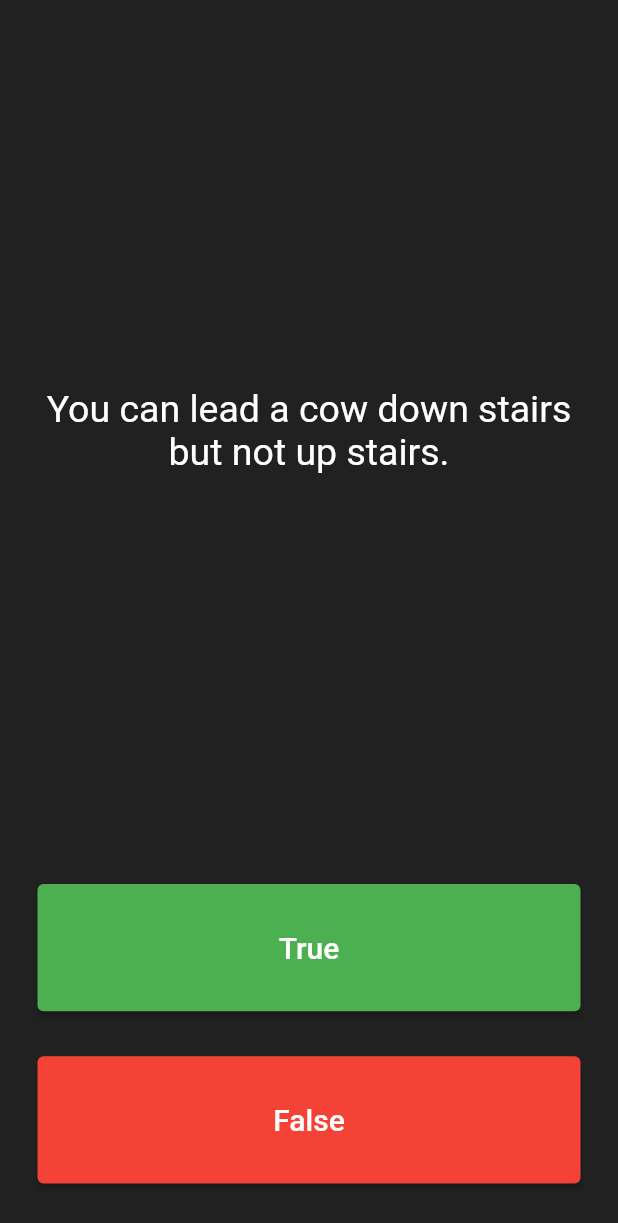
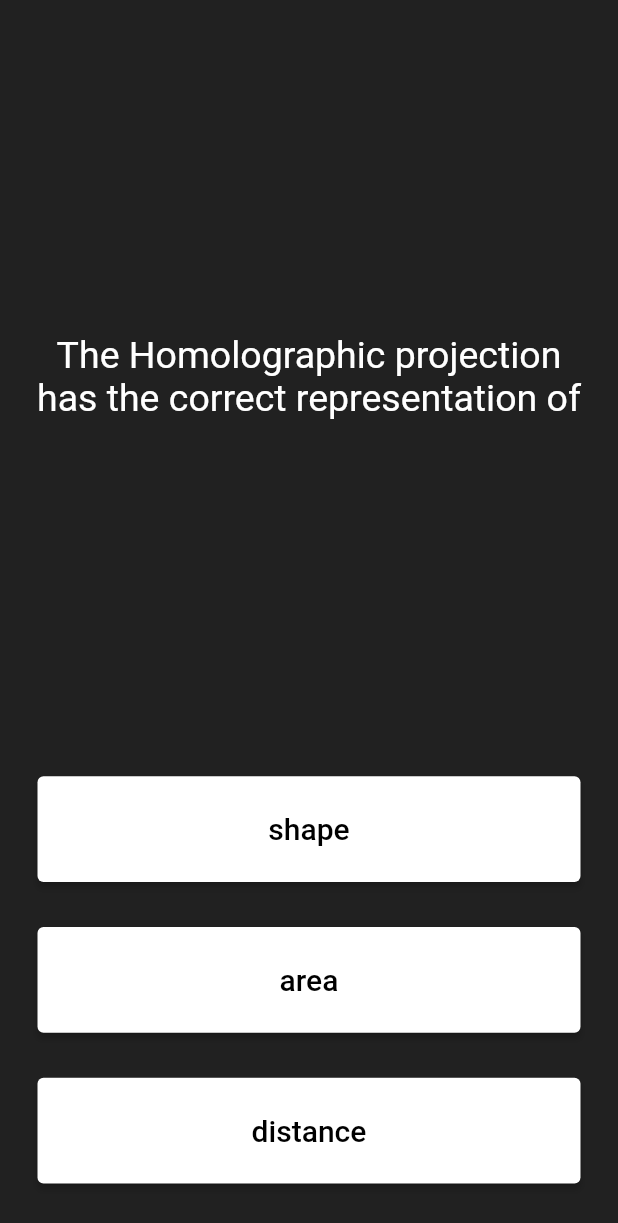
Before and after one commit to SanjibLimbu/quizz_app_flutter, a Flutter app: the screen it shows after launch, on a phone screen of 412 x 824 dp. Shown: the top 1223 px of the screen. Run offline on Flutter 3.47's test engine with Material 2 defaults, Android fonts, the phone set to English and light mode, and no system bars.

Commit message:
multiple options added

```diff
--- a/lib/main.dart
+++ b/lib/main.dart
@@ -35,8 +35,8 @@ class _QuizPageState extends State<QuizPage> {
   List<Widget> scoreKeeper = [];
   int score = 0;
 
-  void checkAnswer(bool userPickedAnswer) {
-    bool coreectAnswer = quizBrain.getQuestionAnswer();
+  void checkAnswer(String userPickedAnswer) {
+    String coreectAnswer = quizBrain.getQuestionAnswer().toString();
 
     setState(() {
       if (quizBrain.isFinished() == true) {
@@ -76,7 +76,8 @@ class _QuizPageState extends State<QuizPage> {
                 ],
               );
             });
-      } else {
+      }
+      // ignore: unrelated_type_equality_checks
       if (userPickedAnswer == coreectAnswer) {
         scoreKeeper.add(
           const Icon(
@@ -92,7 +93,6 @@ class _QuizPageState extends State<QuizPage> {
             color: Colors.red,
           ),
         );
-        }
       }
 
       quizBrain.nextQuestion();
@@ -126,16 +126,18 @@ class _QuizPageState extends State<QuizPage> {
             padding: const EdgeInsets.all(15.0),
             child: ElevatedButton(
               style: ElevatedButton.styleFrom(
-                  backgroundColor: Colors.green, foregroundColor: Colors.white),
-              child: const Text(
-                'True',
-                style: TextStyle(
-                  color: Colors.white,
+                backgroundColor: Colors.white,
+                foregroundColor: Colors.black,
+              ),
+              child: Text(
+                quizBrain.getOptions()["option_one"],
+                style: const TextStyle(
+                  color: Colors.black,
                   fontSize: 20.0,
                 ),
               ),
               onPressed: () {
-                checkAnswer(true);
+                checkAnswer(quizBrain.getOptions()["option_one"]);
               },
             ),
           ),
@@ -145,16 +147,39 @@ class _QuizPageState extends State<QuizPage> {
             padding: const EdgeInsets.all(15.0),
             child: ElevatedButton(
               style: ElevatedButton.styleFrom(
-                  backgroundColor: Colors.red, foregroundColor: Colors.white),
-              child: const Text(
-                'False',
-                style: TextStyle(
+                backgroundColor: Colors.white,
+                foregroundColor: Colors.black,
+              ),
+              child: Text(
+                quizBrain.getOptions()["option_two"],
+                style: const TextStyle(
                   fontSize: 20.0,
-                  color: Colors.white,
+                  color: Colors.black,
                 ),
               ),
               onPressed: () {
-                checkAnswer(false);
+                checkAnswer(quizBrain.getOptions()["option_two"]);
+              },
+            ),
+          ),
+        ),
+        Expanded(
+          child: Padding(
+            padding: const EdgeInsets.all(15.0),
+            child: ElevatedButton(
+              style: ElevatedButton.styleFrom(
+                backgroundColor: Colors.white,
+                foregroundColor: Colors.black,
+              ),
+              child: Text(
+                quizBrain.getOptions()["option_three"],
+                style: const TextStyle(
+                  fontSize: 20.0,
+                  color: Colors.black,
+                ),
+              ),
+              onPressed: () {
+                checkAnswer(quizBrain.getOptions()["option_three"]);
               },
             ),
           ),
@@ -173,9 +198,3 @@ class _QuizPageState extends State<QuizPage> {
     );
   }
 }
-
-/*
-question1: 'You can lead a cow down stairs but not up stairs.', false,
-question2: 'Approximately one quarter of human bones are in the feet.', true,
-question3: 'A slug\'s blood is green.', true,
-*/
--- a/lib/question.dart
+++ b/lib/question.dart
@@ -1,8 +1,10 @@
 class Question {
   late String questionText;
-  late bool answer;
-  Question({required String q, required bool a}) {
+  late String answer;
+  late Map options;
+  Question({required String q, required String a, required o}) {
     questionText = q;
     answer = a;
+    options = o;
   }
 }
--- a/lib/quiz_brain.dart
+++ b/lib/quiz_brain.dart
@@ -4,16 +4,29 @@ class QuizBrain {
   int _questionNumber = 0;
   final List<Question> _questionBank = [
     Question(
-      q: "You can lead a cow down stairs but not up stairs.",
-      a: false,
-    ),
+        q: "The Homolographic projection has the correct representation of",
+        a: "area",
+        o: {
+          "option_one": "shape",
+          "option_two": "area",
+          "option_three": "distance",
+        }),
     Question(
-      q: "Approximately one quarter of human bones are in the feet.",
-      a: true,
-    ),
+        q: "The latitudinal differences in pressure delineate a number of major pressure zones, which correspond with",
+        a: "zones of climate",
+        o: {
+          "option_one": "zones of oceans",
+          "option_two": "zones of land",
+          "option_three": "zones of climate",
+        }),
     Question(
-      q: "A slug\'s blood is green.",
-      a: true,
+      q: "The intersecting lines drawn on maps and globes are",
+      a: "geographic grids",
+      o: {
+        "option_one": "latitudes",
+        "option_two": "longitudes",
+        "option_three": "geographic grids",
+      },
     ),
   ];
 
@@ -27,8 +40,12 @@ class QuizBrain {
     return _questionBank[_questionNumber].questionText;
   }
 
-  bool getQuestionAnswer() {
+  String getQuestionAnswer() {
     return _questionBank[_questionNumber].answer;
+  }
+
+  Map getOptions() {
+    return _questionBank[_questionNumber].options;
   }
 
   bool isFinished() {
```
Lines whose indentation alone changed are shown as unchanged.
